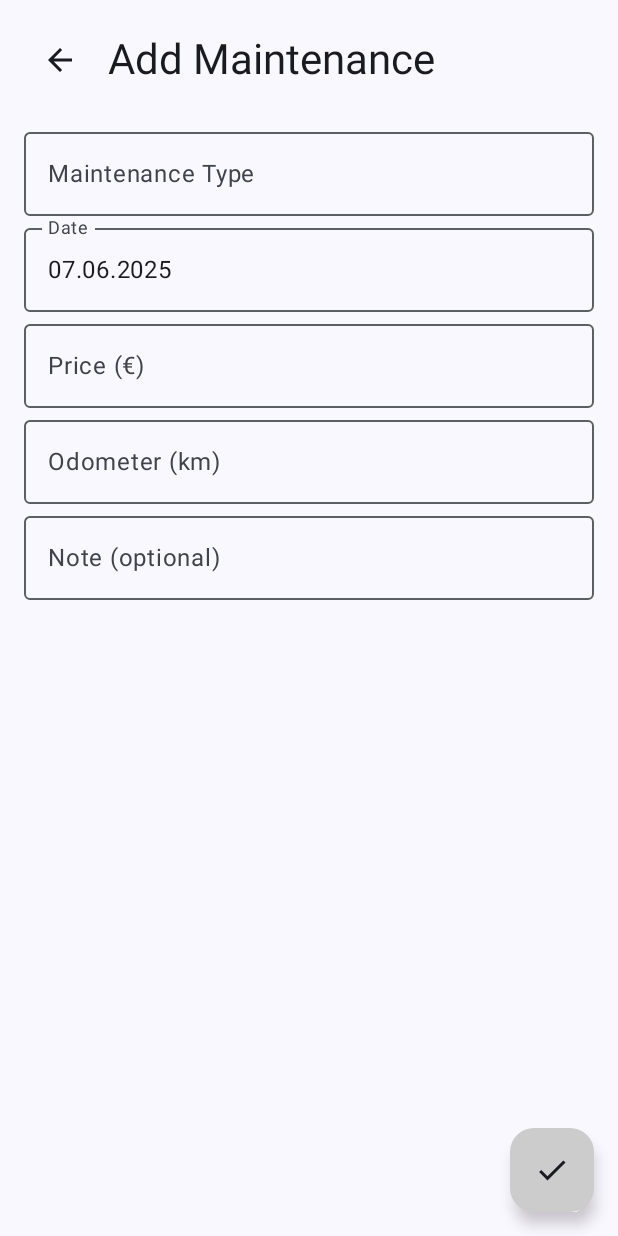
After one commit to JakubNowwwak/AutoMate, an Android app built with Jetpack Compose: the composable AddMaintenanceScreen called with empty values, on a phone screen of 412 x 824 dp. The commit adds this screen. Run offline under Robolectric (Android 15) with nearby library versions, the phone set to English and light mode, and no system bars.

Commit message:
Added maintenance logic and database in JSON.

```diff
--- /dev/null
+++ b/app/src/main/java/com/example/automate/maintenance/AddMaintenanceScreen.kt
@@ -0,0 +1,169 @@
+package com.example.automate.maintenance
+
+import android.app.DatePickerDialog
+import androidx.compose.foundation.clickable
+import androidx.compose.foundation.layout.Box
+import androidx.compose.foundation.layout.Column
+import androidx.compose.foundation.layout.Row
+import androidx.compose.foundation.layout.Spacer
+import androidx.compose.foundation.layout.fillMaxWidth
+import androidx.compose.foundation.layout.height
+import androidx.compose.foundation.layout.padding
+import androidx.compose.foundation.layout.width
+import androidx.compose.foundation.text.KeyboardOptions
+import androidx.compose.material.icons.Icons
+import androidx.compose.material.icons.automirrored.filled.ArrowBack
+import androidx.compose.material.icons.filled.Check
+import androidx.compose.material3.FloatingActionButton
+import androidx.compose.material3.Icon
+import androidx.compose.material3.IconButton
+import androidx.compose.material3.MaterialTheme
+import androidx.compose.material3.OutlinedTextField
+import androidx.compose.material3.OutlinedTextFieldDefaults
+import androidx.compose.material3.Scaffold
+import androidx.compose.material3.Text
+import androidx.compose.runtime.Composable
+import androidx.compose.runtime.getValue
+import androidx.compose.runtime.mutableStateOf
+import androidx.compose.runtime.saveable.rememberSaveable
+import androidx.compose.runtime.setValue
+import androidx.compose.ui.Alignment
+import androidx.compose.ui.Modifier
+import androidx.compose.ui.graphics.Color
+import androidx.compose.ui.platform.LocalContext
+import androidx.compose.ui.res.stringResource
+import androidx.compose.ui.text.input.KeyboardType
+import androidx.compose.ui.unit.dp
+import com.example.automate.R
+import com.example.automate.viewModel.VehicleViewModel
+import java.text.SimpleDateFormat
+import java.util.Calendar
+import java.util.Locale
+import java.util.UUID
+
+@Composable
+fun AddMaintenanceScreen(
+    vehicleId: String,
+    onSave: () -> Unit,
+    onCancel: () -> Unit,
+    viewModel: VehicleViewModel = androidx.lifecycle.viewmodel.compose.viewModel()
+) {
+    val context = LocalContext.current
+    val calendar = Calendar.getInstance()
+    val dateFormat = SimpleDateFormat("dd.MM.yyyy", Locale.getDefault())
+
+    var maintenanceType by rememberSaveable { mutableStateOf("") }
+    var price by rememberSaveable { mutableStateOf("") }
+    var odometer by rememberSaveable { mutableStateOf("") }
+    var note by rememberSaveable { mutableStateOf("") }
+    var date by rememberSaveable { mutableStateOf(dateFormat.format(calendar.time)) }
+
+    val datePickerDialog = DatePickerDialog(
+        context,
+        { _, year, month, dayOfMonth ->
+            calendar.set(year, month, dayOfMonth)
+            date = dateFormat.format(calendar.time)
+        },
+        calendar.get(Calendar.YEAR),
+        calendar.get(Calendar.MONTH),
+        calendar.get(Calendar.DAY_OF_MONTH)
+    )
+
+    val isInputValid = maintenanceType.isNotBlank()
+
+    Scaffold(
+        floatingActionButton = {
+            FloatingActionButton(
+                onClick = {
+                    if (isInputValid) {
+                        val entry = MaintenanceEntry(
+                            id = UUID.randomUUID().toString(),
+                            vehicleId = vehicleId,
+                            type = maintenanceType,
+                            date = date,
+                            price = price,
+                            odometer = odometer,
+                            note = note.takeIf { it.isNotBlank() }
+                        )
+                        MaintenanceStorage.addEntry(context, entry)
+                        viewModel.updateVehicleOdometerIfHigher(vehicleId, odometer)
+                        onSave()
+                    }
+                },
+                containerColor = if (isInputValid) MaterialTheme.colorScheme.primary else Color.LightGray
+            ) {
+                Icon(Icons.Default.Check, contentDescription = stringResource(R.string.save))
+            }
+        }
+    ) { padding ->
+        Column(
+            modifier = Modifier
+                .fillMaxWidth()
+                .padding(padding)
+                .padding(16.dp)
+        ) {
+            Row(verticalAlignment = Alignment.CenterVertically) {
+                IconButton(onClick = onCancel) {
+                    Icon(Icons.AutoMirrored.Filled.ArrowBack, contentDescription = stringResource(R.string.back))
+                }
+                Spacer(modifier = Modifier.width(8.dp))
+                Text(text = stringResource(R.string.add_maintenance), style = MaterialTheme.typography.headlineMedium)
+            }
+
+            Spacer(modifier = Modifier.height(16.dp))
+
+            OutlinedTextField(
+                value = maintenanceType,
+                onValueChange = { maintenanceType = it },
+                label = { Text(stringResource(R.string.maintenance_type)) },
+                modifier = Modifier.fillMaxWidth()
+            )
+
+            Box(
+                modifier = Modifier
+                    .fillMaxWidth()
+                    .clickable { datePickerDialog.show() }
+            ) {
+                OutlinedTextField(
+                    value = date,
+                    onValueChange = {},
+                    label = { Text( stringResource(R.string.date)) },
+                    readOnly = true,
+                    enabled = false,
+                    modifier = Modifier.fillMaxWidth(),
+
+                    colors = OutlinedTextFieldDefaults.colors(
+                        unfocusedContainerColor = MaterialTheme.colorScheme.surface,
+                        focusedContainerColor = MaterialTheme.colorScheme.surface,
+                        disabledTextColor = MaterialTheme.colorScheme.onSurface,
+                        disabledBorderColor = MaterialTheme.colorScheme.outline,
+                        disabledLabelColor = MaterialTheme.colorScheme.onSurfaceVariant
+                    )
+                )
+            }
+
+            OutlinedTextField(
+                value = price,
+                onValueChange = { if (it.all { ch -> ch.isDigit() || ch == '.' }) price = it },
+                label = { Text(stringResource(R.string.price)) },
+                modifier = Modifier.fillMaxWidth(),
+                keyboardOptions = KeyboardOptions.Default.copy(keyboardType = KeyboardType.Number)
+            )
+
+            OutlinedTextField(
+                value = odometer,
+                onValueChange = { if (it.all { ch -> ch.isDigit() || ch == '.' }) odometer = it },
+                label = { Text(stringResource(R.string.odometer_km)) },
+                modifier = Modifier.fillMaxWidth(),
+                keyboardOptions = KeyboardOptions.Default.copy(keyboardType = KeyboardType.Number)
+            )
+
+            OutlinedTextField(
+                value = note,
+                onValueChange = { note = it },
+                label = { Text(stringResource(R.string.note_optional)) },
+                modifier = Modifier.fillMaxWidth()
+            )
+        }
+    }
+}
--- a/app/src/main/res/values/strings.xml
+++ b/app/src/main/res/values/strings.xml
@@ -40,4 +40,9 @@
     <string name="total_price">Total Price (€)</string>
     <string name="liters">Liters</string>
     <string name="note_optional">Note (optional)</string>
+    <string name="add_maintenance">Add Maintenance</string>
+    <string name="maintenance_overview">Maintenance Overview</string>
+    <string name="maintenance_type">Maintenance Type</string>
+    <string name="price">Price (€)</string>
+    <string name="maintenance_entry_not_found">Maintenance entry not found.</string>
 </resources>
```
Also changed, not shown: app/src/main/java/com/example/automate/maintenance/MaintenanceEntry.kt (added, +11 -0 lines), app/src/main/java/com/example/automate/maintenance/MaintenanceOverviewScreen.kt (added, +138 -0 lines), app/src/main/java/com/example/automate/maintenance/MaintenanceStorage.kt (added, +56 -0 lines), app/src/main/java/com/example/automate/maintenance/ModifyMaintenanceScreen.kt (added, +174 -0 lines), app/src/main/java/com/example/automate/navigation/NavGraph.kt (+44 -0 lines), app/src/main/java/com/example/automate/vehicles/VehicleDetailScreen.kt (+5 -3 lines), app/src/main/java/com/example/automate/viewModel/VehicleViewModel.kt (+12 -0 lines).
